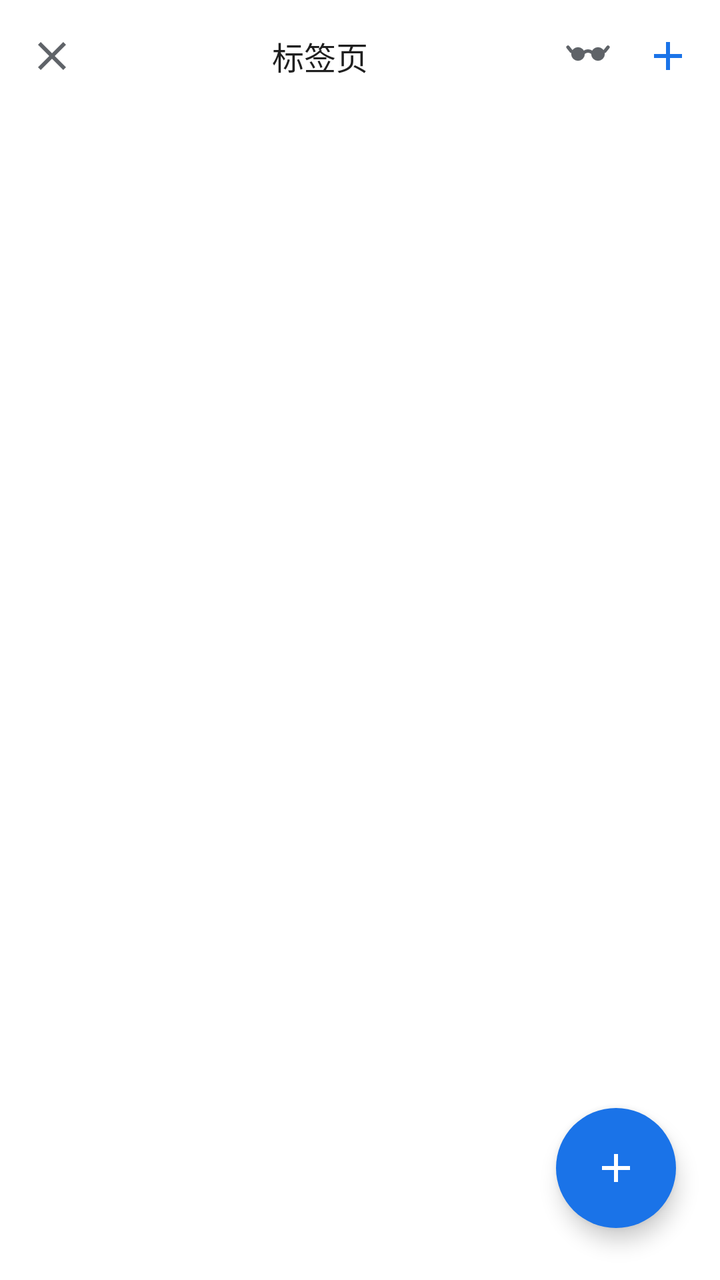
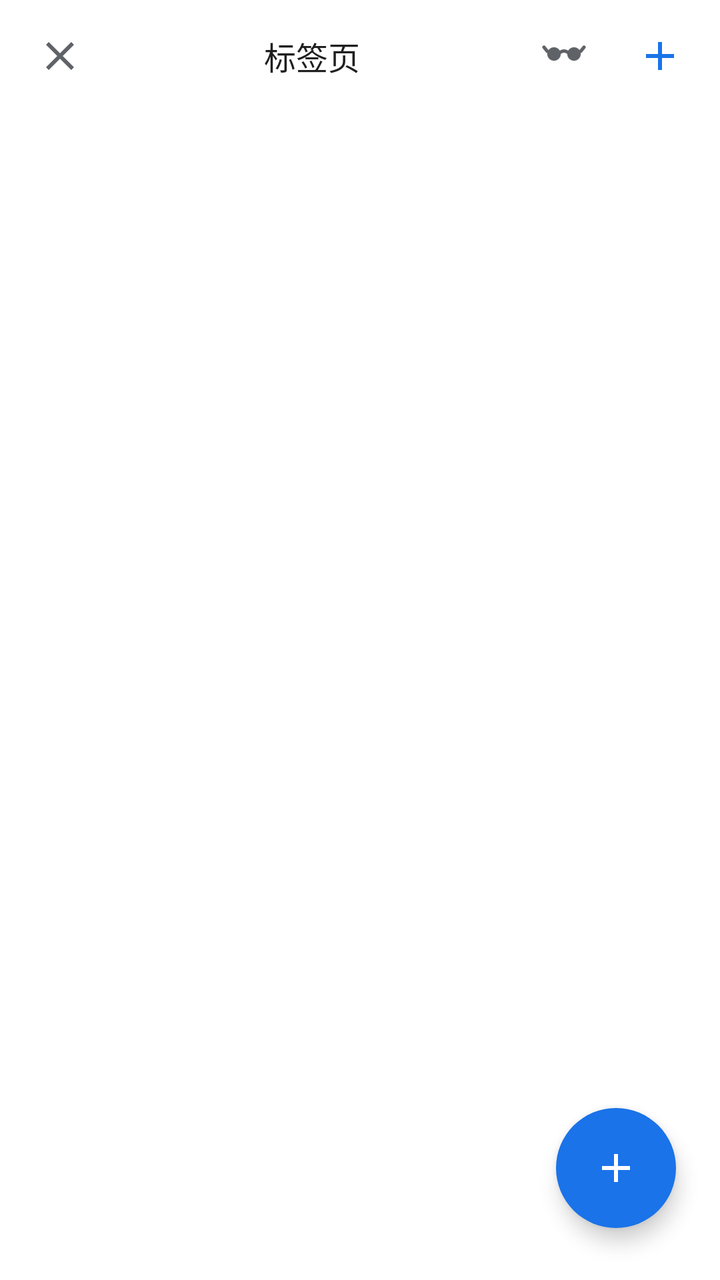

Screens rendered from an Android XML layout before and after an edit, with the pre-edit source and the edit as a unified diff.
<!-- AndroidManifest.xml: application theme Theme.TangSnow -->
<!-- res/layout/view_tabs_panel.xml -->
<?xml version="1.0" encoding="utf-8"?>
<LinearLayout xmlns:android="http://schemas.android.com/apk/res/android"
    xmlns:app="http://schemas.android.com/apk/res-auto"
    android:layout_width="match_parent"
    android:layout_height="match_parent"
    android:orientation="vertical"
    android:background="?attr/colorSurface">

    <LinearLayout
        android:layout_width="match_parent"
        android:layout_height="56dp"
        android:orientation="horizontal"
        android:gravity="center_vertical"
        android:paddingHorizontal="6dp">

        <androidx.appcompat.widget.AppCompatImageButton
            android:id="@+id/btnCloseTabs"
            android:layout_width="40dp"
            android:layout_height="40dp"
            android:src="@drawable/ic_close"
            app:tint="?attr/colorOnSurfaceVariant"
            android:background="?attr/selectableItemBackgroundBorderless"
            android:contentDescription="@string/btn_close" />

        <TextView
            android:layout_width="0dp"
            android:layout_height="wrap_content"
            android:layout_weight="1"
            android:gravity="center"
            android:text="@string/tabs_title"
            android:textSize="16sp"
            android:textColor="?attr/colorOnSurface" />

        <androidx.appcompat.widget.AppCompatImageButton
            android:id="@+id/btnPrivateTab"
            android:layout_width="40dp"
            android:layout_height="40dp"
            android:src="@drawable/ic_sunglasses"
            app:tint="?attr/colorOnSurfaceVariant"
            android:background="?attr/selectableItemBackgroundBorderless"
            android:contentDescription="@string/btn_private" />

        <androidx.appcompat.widget.AppCompatImageButton
            android:id="@+id/btnAddTab"
            android:layout_width="40dp"
            android:layout_height="40dp"
            android:src="@drawable/ic_add"
            app:tint="?attr/colorPrimary"
            android:background="?attr/selectableItemBackgroundBorderless"
            android:contentDescription="@string/tabs_new" />
    </LinearLayout>

    <FrameLayout
        android:layout_width="match_parent"
        android:layout_height="0dp"
        android:layout_weight="1">

        <androidx.recyclerview.widget.RecyclerView
            android:id="@+id/tabsRecycler"
            android:layout_width="match_parent"
            android:layout_height="match_parent"
            android:clipToPadding="false"
            android:padding="10dp"
            android:paddingBottom="86dp"
            android:scrollbars="vertical" />

        <TextView
            android:id="@+id/tabsEmpty"
            android:layout_width="wrap_content"
            android:layout_height="wrap_content"
            android:layout_gravity="center"
            android:gravity="center"
            android:text="@string/tabs_empty"
            android:textColor="?attr/colorOnSurfaceVariant"
            android:visibility="gone" />

        
        <androidx.appcompat.widget.AppCompatImageButton
            android:id="@+id/fabNewTab"
            android:layout_width="60dp"
            android:layout_height="60dp"
            android:layout_gravity="bottom|end"
            android:layout_marginEnd="22dp"
            android:layout_marginBottom="26dp"
            android:src="@drawable/ic_add"
            app:tint="@android:color/white"
            android:background="@drawable/bg_fab_add"
            android:contentDescription="@string/tabs_new"
            android:elevation="6dp" />
    </FrameLayout>

</LinearLayout>
<!-- resources referenced by this layout -->
<resources>
  <!-- drawable bg_fab_add (drawable) -->
  <?xml version="1.0" encoding="utf-8"?>
  <ripple xmlns:android="http://schemas.android.com/apk/res/android"
      android:color="@color/press_ripple_on_accent">
      <item android:id="@android:id/mask">
          <shape android:shape="oval">
              <solid android:color="@android:color/white" />
          </shape>
      </item>
      <item>
          <shape android:shape="oval">
              <solid android:color="@color/accent" />
          </shape>
      </item>
  </ripple>
  <!-- drawable ic_add (drawable) -->
  <vector xmlns:android="http://schemas.android.com/apk/res/android"
      android:width="24dp"
      android:height="24dp"
      android:viewportWidth="24"
      android:viewportHeight="24">
      <path
          android:fillColor="#FFFFFFFF"
          android:pathData="M19,13h-6v6h-2v-6L5,13v-2h6L11,5h2v6h6v2z" />
  </vector>
  <!-- drawable ic_close (drawable) -->
  <vector xmlns:android="http://schemas.android.com/apk/res/android"
      android:width="24dp"
      android:height="24dp"
      android:viewportWidth="24"
      android:viewportHeight="24">
      <path
          android:fillColor="#FFFFFFFF"
          android:pathData="M19,6.41L17.59,5 12,10.59 6.41,5 5,6.41 10.59,12 5,17.59 6.41,19 12,13.41 17.59,19 19,17.59 13.41,12z" />
  </vector>
  <!-- drawable ic_sunglasses (drawable) -->
  <?xml version="1.0" encoding="utf-8"?>
  <vector xmlns:android="http://schemas.android.com/apk/res/android"
      android:width="24dp" android:height="24dp"
      android:viewportWidth="24" android:viewportHeight="24">
      <path android:fillColor="#FF000000"
          android:pathData="M3.6,11 a3.4,3.4 0 1,0 6.8,0 a3.4,3.4 0 1,0 -6.8,0 Z" />
      <path android:fillColor="#FF000000"
          android:pathData="M13.6,11 a3.4,3.4 0 1,0 6.8,0 a3.4,3.4 0 1,0 -6.8,0 Z" />
      <path android:strokeColor="#FF000000" android:strokeWidth="1.7"
          android:strokeLineCap="round" android:fillColor="#00000000"
          android:pathData="M10.2,10.1 Q12,8.9 13.8,10.1" />
      <path android:strokeColor="#FF000000" android:strokeWidth="1.7"
          android:strokeLineCap="round" android:fillColor="#00000000"
          android:pathData="M3.6,9.6 L2,7.6" />
      <path android:strokeColor="#FF000000" android:strokeWidth="1.7"
          android:strokeLineCap="round" android:fillColor="#00000000"
          android:pathData="M20.4,9.6 L22,7.6" />
  </vector>
  <string name="btn_close">关闭</string>
  <string name="btn_private">无痕浏览</string>
  <string name="tabs_empty">暂无其他标签页</string>
  <string name="tabs_new">新标签页</string>
  <string name="tabs_title">标签页</string>
  <style name="Theme.TangSnow" parent="Base.Theme.TangSnow">
          
          <item name="preferenceTheme">@style/PreferenceThemeOverlay.TangSnow</item>
      </style>
  <color name="press_ripple_on_accent">#33FFFFFF</color>
  <color name="accent">#1A73E8</color>
  <style name="PreferenceThemeOverlay.TangSnow" parent="PreferenceThemeOverlay">
          <item name="android:scrollbars">none</item>
      </style>
  <color name="on_accent">#FFFFFF</color>
  <color name="accent_container">#D3E3FD</color>
  <color name="on_accent_container">#174EA6</color>
  <color name="accent_muted">#5F6368</color>
  <color name="secondary_container">#E8EAED</color>
  <color name="on_secondary_container">#1F1F1F</color>
  <color name="page_bg">#FFFFFF</color>
  <color name="on_page">#1F1F1F</color>
  <color name="surface_variant">#F1F3F4</color>
  <color name="on_surface_variant">#5F6368</color>
  <color name="surface_container_low">#F7F9FC</color>
  <color name="surface_container">#F1F5FC</color>
  <color name="surface_container_high">#EAF0F9</color>
  <color name="outline">#74777F</color>
  <color name="outline_variant">#C4C6D0</color>
  <color name="error">#BA1A1A</color>
  <color name="on_error">#FFFFFF</color>
  <color name="error_container">#FFDAD6</color>
  <color name="on_error_container">#410002</color>
  <!-- unchanged entries left out for length: 1 -->
</resources>

<!-- the commit's change to res/layout/view_tabs_panel.xml (unified diff, before → after) -->
@@ -15,8 +15,8 @@
 
         <androidx.appcompat.widget.AppCompatImageButton
             android:id="@+id/btnCloseTabs"
-            android:layout_width="40dp"
-            android:layout_height="40dp"
+            android:layout_width="48dp"
+            android:layout_height="48dp"
             android:src="@drawable/ic_close"
             app:tint="?attr/colorOnSurfaceVariant"
             android:background="?attr/selectableItemBackgroundBorderless"
@@ -33,8 +33,8 @@
 
         <androidx.appcompat.widget.AppCompatImageButton
             android:id="@+id/btnPrivateTab"
-            android:layout_width="40dp"
-            android:layout_height="40dp"
+            android:layout_width="48dp"
+            android:layout_height="48dp"
             android:src="@drawable/ic_sunglasses"
             app:tint="?attr/colorOnSurfaceVariant"
             android:background="?attr/selectableItemBackgroundBorderless"
@@ -42,8 +42,8 @@
 
         <androidx.appcompat.widget.AppCompatImageButton
             android:id="@+id/btnAddTab"
-            android:layout_width="40dp"
-            android:layout_height="40dp"
+            android:layout_width="48dp"
+            android:layout_height="48dp"
             android:src="@drawable/ic_add"
             app:tint="?attr/colorPrimary"
             android:background="?attr/selectableItemBackgroundBorderless"
